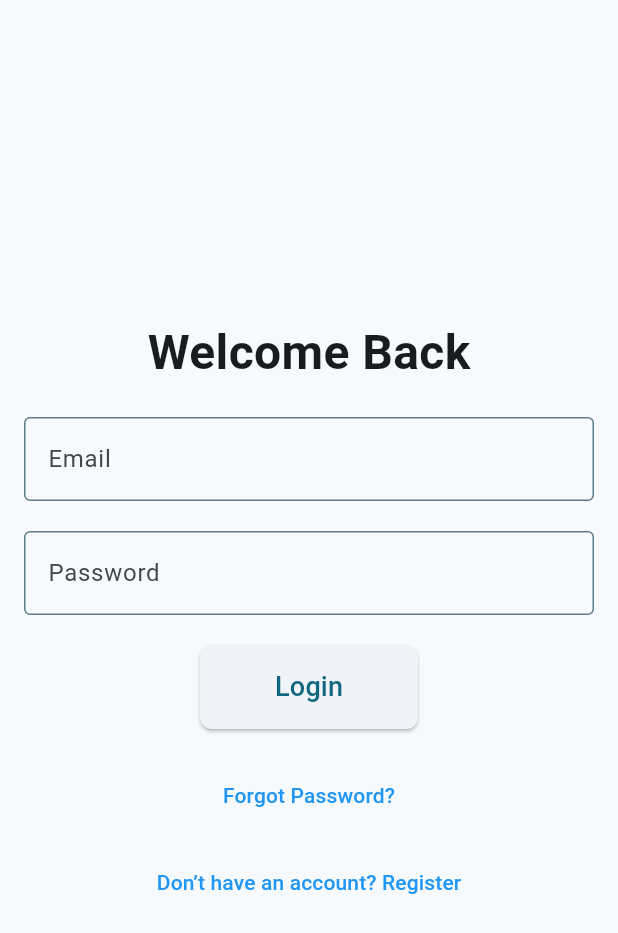
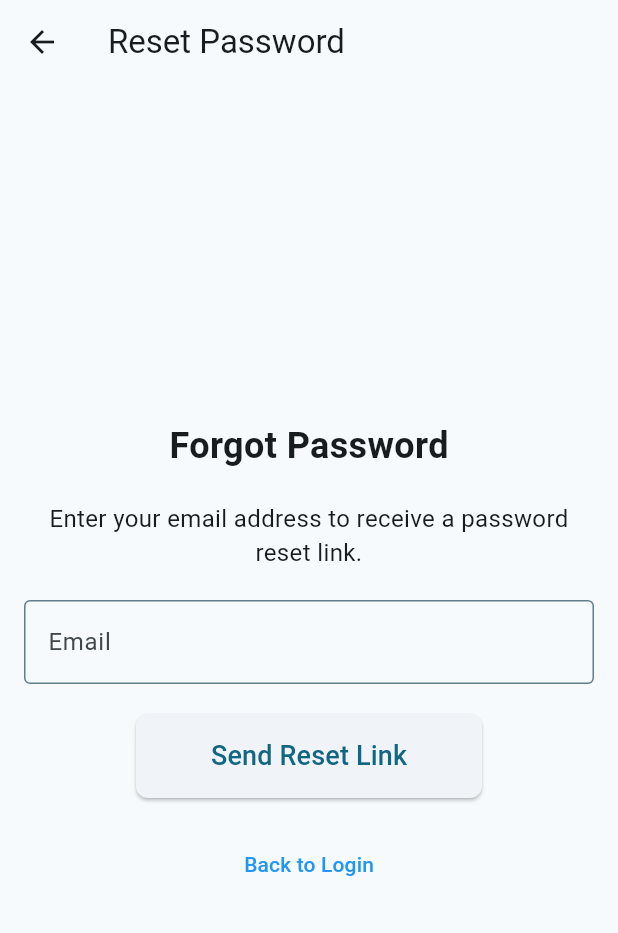
Before and after one commit to klos02/user_app, a Flutter app: the screen it shows after launch, after a tap on "Forgot Password?", on a phone screen of 412 x 824 dp. Shown: the top 933 px of the screen. Run offline on Flutter 3.47's test engine with Material 3 defaults, Android fonts, the phone set to English and light mode, and no system bars; our stand-ins replace firebase_auth, firebase_core, google_fonts; missing offline and left inert: animate_text, random_text_reveal; accounts and stored records are empty.

```diff
--- a/lib/Pages/Content/settings_page.dart
+++ b/lib/Pages/Content/settings_page.dart
@@ -1,6 +1,8 @@
 import 'package:flutter/material.dart';
 
 class SettingsPage extends StatelessWidget {
+  const SettingsPage({super.key});
+
   @override
   Widget build(BuildContext context) {
     return Center(
--- a/lib/Pages/Content/subscriptions_page.dart
+++ b/lib/Pages/Content/subscriptions_page.dart
@@ -1,6 +1,8 @@
 import 'package:flutter/material.dart';
 
 class SubscriptionsPage extends StatelessWidget {
+  const SubscriptionsPage({super.key});
+
   @override
   Widget build(BuildContext context) {
     return Center(
--- /dev/null
+++ b/lib/Pages/forgot_password_page.dart
@@ -0,0 +1,120 @@
+import 'package:flutter/material.dart';
+import 'package:firebase_auth/firebase_auth.dart';
+import 'package:user_app/Services/Auth/auth.dart';
+
+class ForgotPasswordPage extends StatefulWidget {
+  const ForgotPasswordPage({super.key});
+
+  @override
+  State<ForgotPasswordPage> createState() => _ForgotPasswordPageState();
+}
+
+class _ForgotPasswordPageState extends State<ForgotPasswordPage> {
+  final _emailController = TextEditingController();
+
+  @override
+  Widget build(BuildContext context) {
+    return Scaffold(
+      appBar: AppBar(
+        title: Text('Reset Password'),
+      ),
+      body: Center(
+        child: Padding(
+          padding: const EdgeInsets.all(16.0),
+          child: Column(
+            mainAxisAlignment: MainAxisAlignment.center,
+            children: [
+              Text(
+                'Forgot Password',
+                style: TextStyle(
+                  fontSize: 24,
+                  fontWeight: FontWeight.bold,
+                ),
+              ),
+              SizedBox(height: 20),
+              Text(
+                'Enter your email address to receive a password reset link.',
+                textAlign: TextAlign.center,
+                style: TextStyle(fontSize: 16),
+              ),
+              SizedBox(height: 20),
+              TextField(
+                controller: _emailController,
+                decoration: InputDecoration(
+                  labelText: 'Email',
+                  border: OutlineInputBorder(
+                    borderRadius: BorderRadius.circular(8.0),
+                  ),
+                ),
+                keyboardType: TextInputType.emailAddress,
+              ),
+              SizedBox(height: 20),
+              ElevatedButton(
+                onPressed: () {
+                  if (_emailController.text.isNotEmpty &&
+                      RegExp(r"^[a-zA-Z0-9.a-zA-Z0-9.!#$%&'*+-/=?^_`{|}~]+@[a-zA-Z0-9]+\.[a-zA-Z]+")
+                          .hasMatch(_emailController.text)) {
+                    resetPassword(_emailController.text);
+                  } else {
+                    ScaffoldMessenger.of(context).showSnackBar(
+                      SnackBar(
+                        content: Text('Please enter a valid email'),
+                        backgroundColor: Colors.red,
+                      ),
+                    );
+                  }
+                },
+                style: ElevatedButton.styleFrom(
+                  padding: EdgeInsets.symmetric(horizontal: 50, vertical: 15),
+                  shape: RoundedRectangleBorder(
+                    borderRadius: BorderRadius.circular(8.0),
+                  ),
+                ),
+                child: Text(
+                  'Send Reset Link',
+                  style: TextStyle(fontSize: 18),
+                ),
+              ),
+              SizedBox(height: 20),
+              TextButton(
+                onPressed: () {
+                  Navigator.pop(context);
+                },
+                child: Text(
+                  'Back to Login',
+                  style: TextStyle(color: Colors.blue),
+                ),
+              ),
+            ],
+          ),
+        ),
+      ),
+    );
+  }
+
+  Future<void> resetPassword(String email) async {
+    try {
+      await Auth().sendPasswordResetEmail(email: email);
+      ScaffoldMessenger.of(context).showSnackBar(
+        SnackBar(
+          content: Text('Password reset link sent to $email'),
+          backgroundColor: Colors.green,
+        ),
+      );
+      Navigator.pop(context);
+    } on FirebaseAuthException catch (e) {
+      ScaffoldMessenger.of(context).showSnackBar(
+        SnackBar(
+          content: Text(e.toString()),
+          backgroundColor: Colors.red,
+        ),
+      );
+    }
+  }
+
+  @override
+  void dispose() {
+    _emailController.dispose();
+    super.dispose();
+  }
+}
--- a/lib/Pages/login_page.dart
+++ b/lib/Pages/login_page.dart
@@ -1,9 +1,12 @@
 import 'package:firebase_auth/firebase_auth.dart';
 import 'package:flutter/material.dart';
+import 'package:user_app/Pages/forgot_password_page.dart';
 import 'package:user_app/Pages/register_page.dart';
-import 'package:user_app/auth.dart';
+import 'package:user_app/Services/Auth/auth.dart';
 
 class LoginPage extends StatefulWidget {
+  const LoginPage({super.key});
+
   @override
   State<LoginPage> createState() => _LoginPageState();
 }
@@ -15,7 +18,6 @@ class _LoginPageState extends State<LoginPage> {
   @override
   Widget build(BuildContext context) {
     return Scaffold(
-
       body: Center(
         child: Padding(
           padding: const EdgeInsets.all(16.0),
@@ -53,20 +55,27 @@ class _LoginPageState extends State<LoginPage> {
               SizedBox(height: 20),
               _loginButton(),
               SizedBox(height: 20),
-              TextButton(
-                onPressed: () {
-                  //TODO Handle forgot password logic
-                },
-                child: Text(
-                  'Forgot Password?',
-                  style: TextStyle(color: Colors.blue),
-                ),
-              ),
+              _forgotPasswordButton(),
               SizedBox(height: 10),
               _registerButton(context),
             ],
           ),
         ),
+      ),
+    );
+  }
+
+  Widget _forgotPasswordButton() {
+    return TextButton(
+      onPressed: () {
+        Navigator.push(
+          context,
+          MaterialPageRoute(builder: (context) => ForgotPasswordPage()),
+        );
+      },
+      child: Text(
+        'Forgot Password?',
+        style: TextStyle(color: Colors.blue),
       ),
     );
   }
@@ -104,8 +113,6 @@ class _LoginPageState extends State<LoginPage> {
     );
   }
 
-
-
   Future<void> login(String email, String password) async {
     try {
       await Auth().signInWithEmailAndPassword(email: email, password: password);
@@ -117,6 +124,4 @@ class _LoginPageState extends State<LoginPage> {
       );
     }
   }
-
-
 }
--- a/lib/auth.dart
+++ b/lib/Services/Auth/auth.dart
@@ -31,4 +31,7 @@ class Auth {
     );
   } //TODO obsługa wszystkich kodów błędów
 
+  Future<void> sendPasswordResetEmail({required String email}) async {
+    await _auth.sendPasswordResetEmail(email: email);
+  }
 }
--- a/lib/widget_tree.dart
+++ b/lib/widget_tree.dart
@@ -1,7 +1,7 @@
 import 'package:flutter/material.dart';
 import 'package:user_app/Pages/home_page.dart';
 import 'package:user_app/Pages/login_page.dart';
-import 'package:user_app/auth.dart';
+import 'package:user_app/Services/Auth/auth.dart';
 
 
 class WidgetTree extends StatefulWidget {
--- a/pubspec.yaml
+++ b/pubspec.yaml
@@ -36,6 +36,9 @@ dependencies:
   cupertino_icons: ^1.0.8
   firebase_core: ^3.9.0
   firebase_auth: ^5.3.4
+  random_text_reveal: ^0.0.7
+  google_fonts: ^6.2.1
+  animate_text: ^1.0.0
 
 dev_dependencies:
   flutter_test:
@@ -53,6 +56,7 @@ dev_dependencies:
 
 # The following section is specific to Flutter packages.
 flutter:
+
 
   # The following line ensures that the Material Icons font is
   # included with your application, so that you can use the icons in
```
Also changed, not shown: lib/Pages/Content/account_settings_page.dart (added, +57 -0 lines), lib/Pages/Content/workout_page.dart (+4 -7 lines), lib/Pages/home_page.dart (+18 -7 lines), lib/Pages/register_page.dart (+6 -2 lines), pubspec.lock, 1 other file. Lines whose indentation alone changed are shown as unchanged.
